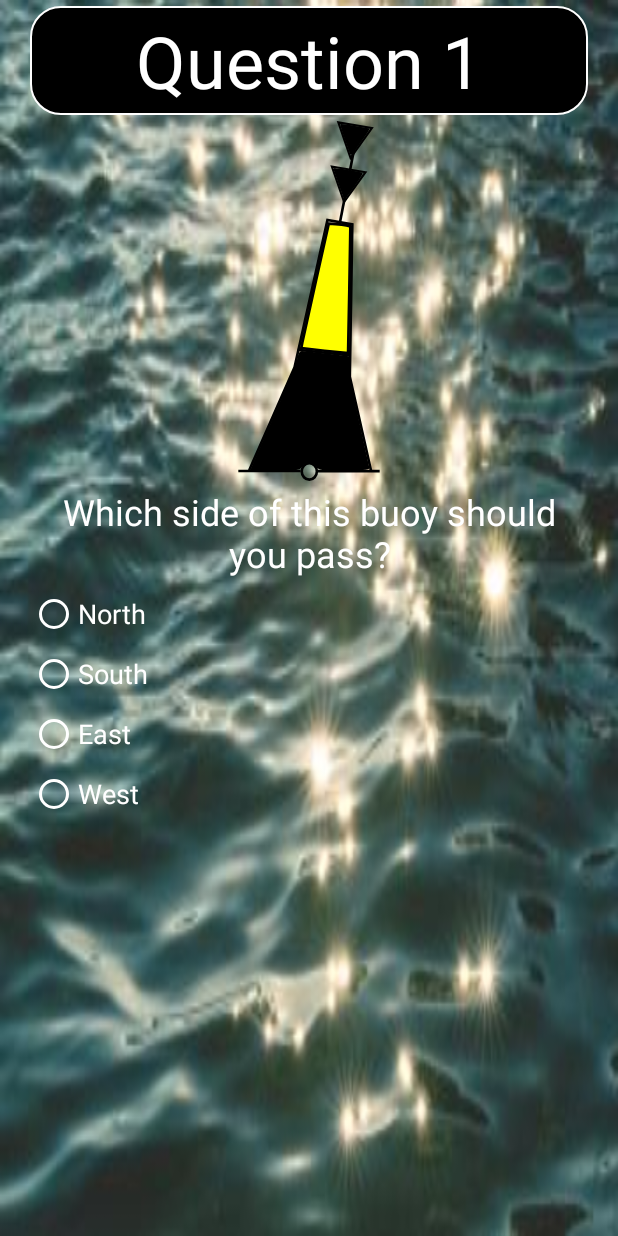
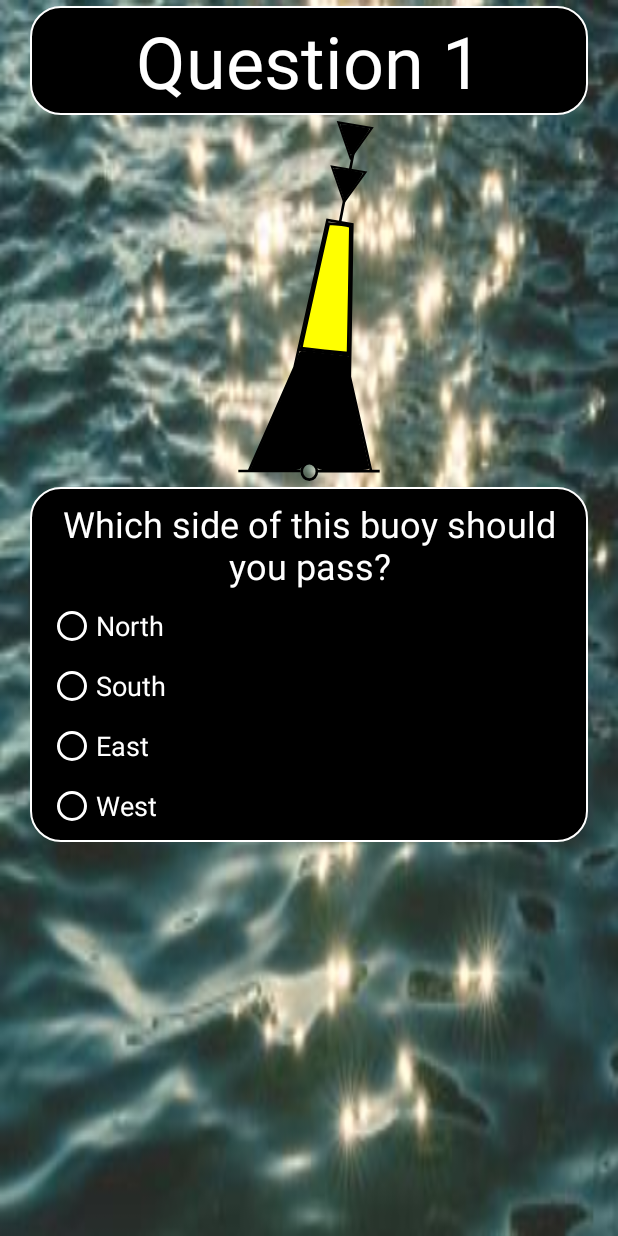
Before and after one commit to mikejpoole/quiz, an Android app: the screen it shows after launch (MainActivity), on a phone screen of 412 x 824 dp. Run offline under Robolectric (Android 15) with nearby library versions, the phone set to English and light mode, and no system bars.

Commit message:
main activity layout changes

```diff
--- a/app/src/main/res/layout/activity_main.xml
+++ b/app/src/main/res/layout/activity_main.xml
@@ -37,10 +37,19 @@
         />
 
 
+
+
+    <RelativeLayout
+        android:id="@+id/questionWrapper"
+        style="@style/questionWrapper"
+        >
+
+
     <TextView
         style="@style/question"
         android:id="@+id/question"
         android:text="@string/loading"
+        android:layout_weight="1"
         />
 
 
@@ -51,6 +60,7 @@
         android:layout_width="match_parent"
         android:layout_height="wrap_content"
         android:layout_weight="1"
+        android:layout_below="@id/question"
         >
 
         <RadioButton
@@ -92,6 +102,7 @@
         android:id="@+id/checkbox1"
         android:text="@string/loading"
         android:onClick="checkbox"
+        android:layout_below="@id/question"
         />
 
     <CheckBox
@@ -99,6 +110,7 @@
         android:id="@+id/checkbox2"
         android:text="@string/loading"
         android:onClick="checkbox"
+        android:layout_below="@id/checkbox1"
         />
 
     <CheckBox
@@ -106,6 +118,7 @@
         android:id="@+id/checkbox3"
         android:text="@string/loading"
         android:onClick="checkbox"
+        android:layout_below="@id/checkbox2"
         />
 
     <CheckBox
@@ -113,6 +126,7 @@
         android:id="@+id/checkbox4"
         android:text="@string/loading"
         android:onClick="checkbox"
+        android:layout_below="@id/checkbox3"
         />
 
 
@@ -122,11 +136,12 @@
         style="@style/textfield"
         android:id="@+id/textfield"
         android:text="@string/loading"
+        android:layout_below="@id/question"
         android:inputType="text"
         android:imeOptions="actionDone"
         />
 
-
+    </RelativeLayout>
 
 
     <!-- SUBMIT BUTTON -->
```
